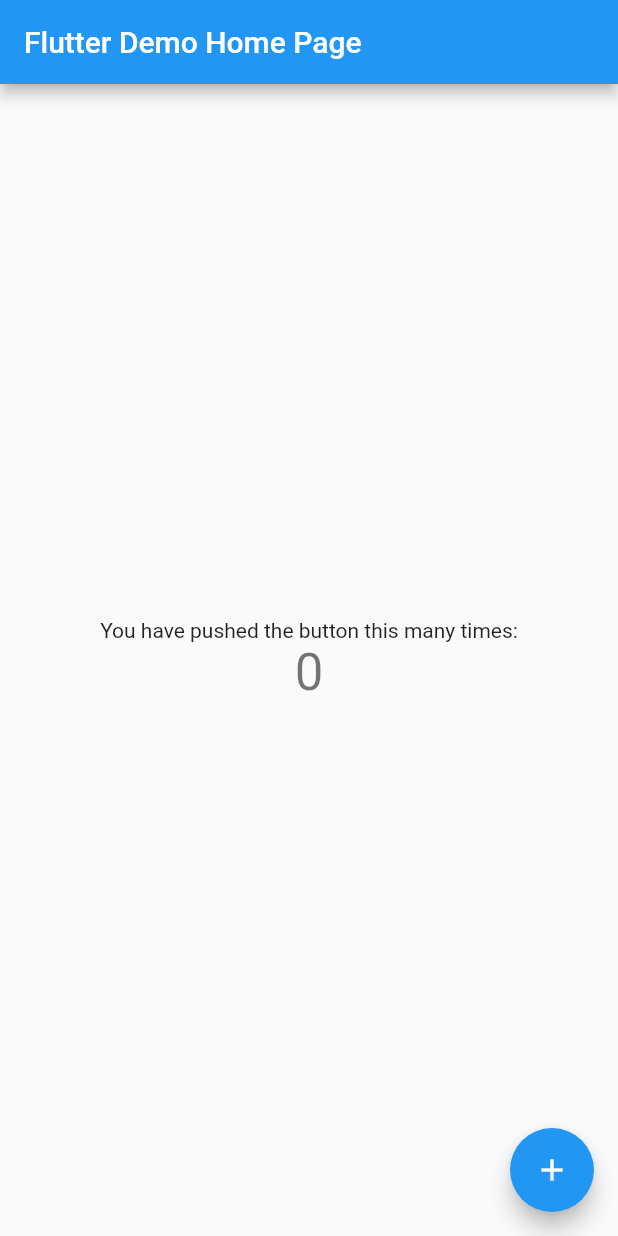
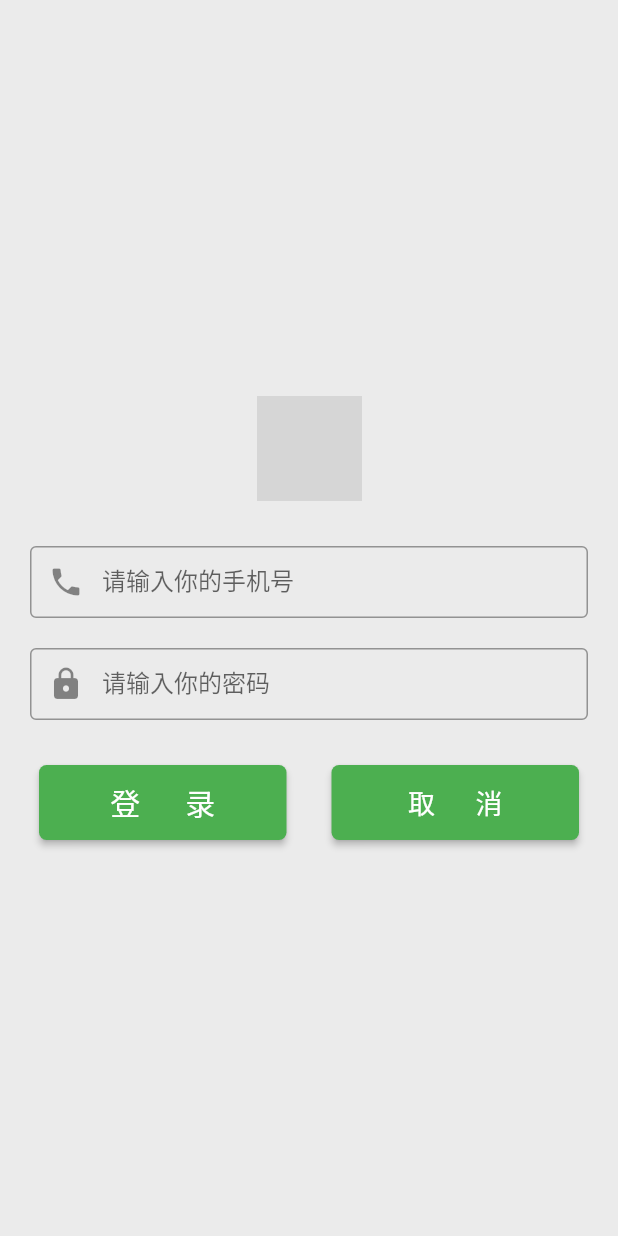
Before and after one commit to zhouruizhong/crm_app, a Flutter app: the screen it shows after launch, on a phone screen of 412 x 824 dp. Run offline on Flutter 3.47's test engine with Material 2 defaults, Android fonts, the phone set to English and light mode, and no system bars; missing offline and left inert: flutter_webview_plugin; network calls fail; grey boxes are pictures that could not be loaded.

Commit message:
登录，工作
登录跳转，工作页面功能按钮

```diff
--- /dev/null
+++ b/lib/login.dart
@@ -0,0 +1,158 @@
+import 'package:flutter/material.dart';
+
+class Login extends StatefulWidget {
+
+  @override
+  LoginState createState() => new LoginState();
+}
+
+class LoginState extends State<Login> {
+
+  //手机号的控制器
+  TextEditingController phoneController = TextEditingController();
+
+  //密码的控制器
+  TextEditingController passController = TextEditingController();
+
+  FocusNode phoneNode = FocusNode();
+  FocusNode passwordNode = FocusNode();
+
+  void _login() {
+    print({'phone': phoneController.text, 'password': passController.text});
+    if (phoneController.text.length != 11) {
+      showDialog(
+          context: context,
+          builder: (context) => AlertDialog(
+            title: Text('手机号码格式不对'),
+          ));
+    } else if (passController.text.length == 0) {
+      showDialog(
+          context: context,
+          builder: (context) => AlertDialog(
+            title: Text('请填写密码'),
+          ));
+    } else {
+      /*showDialog(
+          context: context,
+          builder: (context) => AlertDialog(
+            title: Text('登录成功'),
+          ));*/
+      Navigator.of(context).pushReplacementNamed("app");
+      phoneNode.unfocus();
+      passwordNode.unfocus();
+      phoneController.clear();
+    }
+  }
+
+  void onTextClear() {
+    setState(() {
+      phoneController.clear();
+      passController.clear();
+    });
+  }
+
+  void _textFieldChanged(String str) {
+    print(str);
+  }
+
+  @override
+  Widget build(BuildContext context) {
+    return Scaffold(
+      body: Center(
+        child: Column(
+          mainAxisAlignment: MainAxisAlignment.center,
+          crossAxisAlignment: CrossAxisAlignment.center,
+          children: <Widget>[
+            Container(
+              child: Image.network(
+                "https://timgsa.baidu.com/timg?image&quality=80&size=b9999_10000&sec=1579079251778&di=864f1b205bea5fde84a2269f6095e7de&imgtype=0&src=http%3A%2F%2Fwww.suntop168.com%2Fblog%2Fzb_users%2Fupload%2F2014%2F2%2Fadf89182.jpg",
+                width: 70.0,
+                height: 70.0,
+              ),
+            ),
+            Container(
+              margin: const EdgeInsets.only(left:20.0, right: 20.0, top: 30.0),
+              child: TextField(
+                controller: phoneController,
+                keyboardType: TextInputType.phone,
+                decoration: InputDecoration(
+                  border: OutlineInputBorder(),
+                  contentPadding: EdgeInsets.all(10.0),
+                  prefixIcon: Icon(Icons.phone),
+                  labelText: '请输入你的手机号',
+                ),
+                onChanged: _textFieldChanged,
+                autofocus: false,
+                focusNode: phoneNode,
+                onEditingComplete: () =>
+                    FocusScope.of(context).requestFocus(passwordNode),
+              ),
+            ),
+            Container(
+              margin: const EdgeInsets.only(left: 20.0, right: 20.0, top: 20.0),
+              child: TextField(
+                controller: passController,
+                keyboardType: TextInputType.visiblePassword,
+                decoration: InputDecoration(
+                  border: OutlineInputBorder(),
+                  contentPadding: EdgeInsets.all(10.0),
+                  prefixIcon: Icon(Icons.lock),
+                  labelText: '请输入你的密码',
+                ),
+                focusNode: passwordNode,
+                obscureText: true,
+              ),
+            ),
+            Container(
+              margin: const EdgeInsets.only(top: 30.0),
+              child: Row(
+                children: <Widget>[
+                  Expanded(
+                    child: Row(
+                      mainAxisAlignment: MainAxisAlignment.center,
+                      children: <Widget>[
+                        Container(
+                          height: 50.0,
+                          width: 165.0,
+                          child: RaisedButton(
+                            color: Colors.green,
+                            textTheme: ButtonTextTheme.accent,
+                            padding: const EdgeInsets.all(10.0),
+                            onPressed: _login,
+                            child: Container(
+                              child: Text("登      录", style: TextStyle(fontSize: 20.0, color: Colors.white,),),
+                            ),
+                            shape: RoundedRectangleBorder(
+                              borderRadius: BorderRadius.all(Radius.circular(5)),
+                            ),
+                          ),
+                        ),
+                        Padding(padding: const EdgeInsets.only(left: 30.0)),
+                        Container(
+                          height: 50.0,
+                          width: 165.0,
+                          child:RaisedButton(
+                            color: Colors.green,
+                            textTheme: ButtonTextTheme.accent,
+                            padding: const EdgeInsets.all(10.0),
+                            onPressed: onTextClear,
+                            child: Container(
+                              child: Text("取      消", style: TextStyle(fontSize: 18.0, color: Colors.white),),
+                            ),
+                            shape: RoundedRectangleBorder(
+                              borderRadius: BorderRadius.all(Radius.circular(5)),
+                            ),
+                          ),
+                        ),
+                      ],
+                    )
+                  ),
+                ],
+              ),
+            ),
+          ],
+        ),
+      ),
+    );
+  }
+}
--- a/lib/main.dart
+++ b/lib/main.dart
@@ -1,111 +1,36 @@
 import 'package:flutter/material.dart';
+import './app.dart';
+import './loading.dart';
+import 'package:flutter_webview_plugin/flutter_webview_plugin.dart';
+import './login.dart';
+import './work/Work.dart';
+import './manage/Manage.dart';
+import './customer/Customer.dart';
 
-void main() => runApp(MyApp());
+void main() => runApp(MaterialApp(
+  debugShowCheckedModeBanner: false,
+  title: 'crm',
+  theme: mDefaultTheme,
+  routes: <String, WidgetBuilder> {
+    "app": (BuildContext context) => new App(),
+    "login": (BuildContext context) => new Login(),
+      "/friends": (_) => new WebviewScaffold(
+        url: "https://weixin.qq.com/",
+        appBar: new AppBar(
+          title: new Text("客户关系管理"),
+        ),
+        withZoom: true,
+        withLocalStorage: true,
+      ),
+    "work": (BuildContext context) => new Work(),
+    "manage": (BuildContext context) => new Manage(),
+    "customer": (BuildContext context) => new Customer(),
+  },
+  home: new LoadingPage(),
+));
 
-class MyApp extends StatelessWidget {
-  // This widget is the root of your application.
-  @override
-  Widget build(BuildContext context) {
-    return MaterialApp(
-      title: 'Flutter Demo',
-      theme: ThemeData(
-        // This is the theme of your application.
-        //
-        // Try running your application with "flutter run". You'll see the
-        // application has a blue toolbar. Then, without quitting the app, try
-        // changing the primarySwatch below to Colors.green and then invoke
-        // "hot reload" (press "r" in the console where you ran "flutter run",
-        // or simply save your changes to "hot reload" in a Flutter IDE).
-        // Notice that the counter didn't reset back to zero; the application
-        // is not restarted.
-        primarySwatch: Colors.blue,
-      ),
-      home: MyHomePage(title: 'Flutter Demo Home Page'),
-    );
-  }
-}
-
-class MyHomePage extends StatefulWidget {
-  MyHomePage({Key key, this.title}) : super(key: key);
-
-  // This widget is the home page of your application. It is stateful, meaning
-  // that it has a State object (defined below) that contains fields that affect
-  // how it looks.
-
-  // This class is the configuration for the state. It holds the values (in this
-  // case the title) provided by the parent (in this case the App widget) and
-  // used by the build method of the State. Fields in a Widget subclass are
-  // always marked "final".
-
-  final String title;
-
-  @override
-  _MyHomePageState createState() => _MyHomePageState();
-}
-
-class _MyHomePageState extends State<MyHomePage> {
-  int _counter = 0;
-
-  void _incrementCounter() {
-    setState(() {
-      // This call to setState tells the Flutter framework that something has
-      // changed in this State, which causes it to rerun the build method below
-      // so that the display can reflect the updated values. If we changed
-      // _counter without calling setState(), then the build method would not be
-      // called again, and so nothing would appear to happen.
-      _counter++;
-    });
-  }
-
-  @override
-  Widget build(BuildContext context) {
-    // This method is rerun every time setState is called, for instance as done
-    // by the _incrementCounter method above.
-    //
-    // The Flutter framework has been optimized to make rerunning build methods
-    // fast, so that you can just rebuild anything that needs updating rather
-    // than having to individually change instances of widgets.
-    return Scaffold(
-      appBar: AppBar(
-        // Here we take the value from the MyHomePage object that was created by
-        // the App.build method, and use it to set our appbar title.
-        title: Text(widget.title),
-      ),
-      body: Center(
-        // Center is a layout widget. It takes a single child and positions it
-        // in the middle of the parent.
-        child: Column(
-          // Column is also a layout widget. It takes a list of children and
-          // arranges them vertically. By default, it sizes itself to fit its
-          // children horizontally, and tries to be as tall as its parent.
-          //
-          // Invoke "debug painting" (press "p" in the console, choose the
-          // "Toggle Debug Paint" action from the Flutter Inspector in Android
-          // Studio, or the "Toggle Debug Paint" command in Visual Studio Code)
-          // to see the wireframe for each widget.
-          //
-          // Column has various properties to control how it sizes itself and
-          // how it positions its children. Here we use mainAxisAlignment to
-          // center the children vertically; the main axis here is the vertical
-          // axis because Columns are vertical (the cross axis would be
-          // horizontal).
-          mainAxisAlignment: MainAxisAlignment.center,
-          children: <Widget>[
-            Text(
-              'You have pushed the button this many times:',
-            ),
-            Text(
-              '$_counter',
-              style: Theme.of(context).textTheme.display1,
-            ),
-          ],
-        ),
-      ),
-      floatingActionButton: FloatingActionButton(
-        onPressed: _incrementCounter,
-        tooltip: 'Increment',
-        child: Icon(Icons.add),
-      ), // This trailing comma makes auto-formatting nicer for build methods.
-    );
-  }
-}
+final ThemeData mDefaultTheme = new ThemeData(
+  primaryColor: Color(0xff303030),
+  scaffoldBackgroundColor: Color(0xFFebebeb),
+  cardColor: Color(0xff393a3f),
+);
--- a/pubspec.yaml
+++ b/pubspec.yaml
@@ -23,12 +23,16 @@ dependencies:
   # The following adds the Cupertino Icons font to your application.
   # Use with the CupertinoIcons class for iOS style icons.
   cupertino_icons: ^0.1.2
+  flutter_webview_plugin: ^0.2.1+2
+  date_format: ^1.0.4
+  json_annotation: ^2.0.0
 
 dev_dependencies:
   flutter_test:
     sdk: flutter
 
-
+  build_runner: ^1.0.0
+  json_serializable: ^2.0.0
 # For information on the generic Dart part of this file, see the
 # following page: https://dart.dev/tools/pub/pubspec
 
```
Also changed, not shown: lib/app.dart (added, +167 -0 lines), lib/customer/Customer.dart (added, +8 -0 lines), lib/loading.dart (added, +30 -0 lines), lib/manage/Manage.dart (added, +9 -0 lines), lib/work/Work.dart (added, +160 -0 lines), pubspec.lock, 1 other file.
